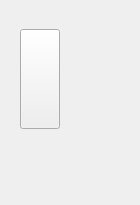
Above: ui/device.ui from analogdevicesinc/scopy before the change. Below: the same form after it.
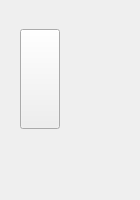
That is the form after the change. Icons and pictures are not drawn.

Commit message: Tool Launcher: Create a separate device and information page for M2K, while all the other IIO devices are seen as Generic from now on. Also, add a html file to handle what should be displayed in the device info page, besides the context attributes.

What changed in the file:
```diff
--- a/ui/device.ui
+++ b/ui/device.ui
@@ -7,7 +7,7 @@
     <x>0</x>
     <y>0</y>
     <width>140</width>
-    <height>205</height>
+    <height>200</height>
    </rect>
   </property>
   <property name="sizePolicy">
@@ -16,6 +16,18 @@
     <verstretch>0</verstretch>
    </sizepolicy>
   </property>
+  <property name="minimumSize">
+   <size>
+    <width>0</width>
+    <height>200</height>
+   </size>
+  </property>
+  <property name="maximumSize">
+   <size>
+    <width>16777215</width>
+    <height>200</height>
+   </size>
+  </property>
   <property name="windowTitle">
    <string>Form</string>
   </property>
```
The commit also changes 12 other files.
